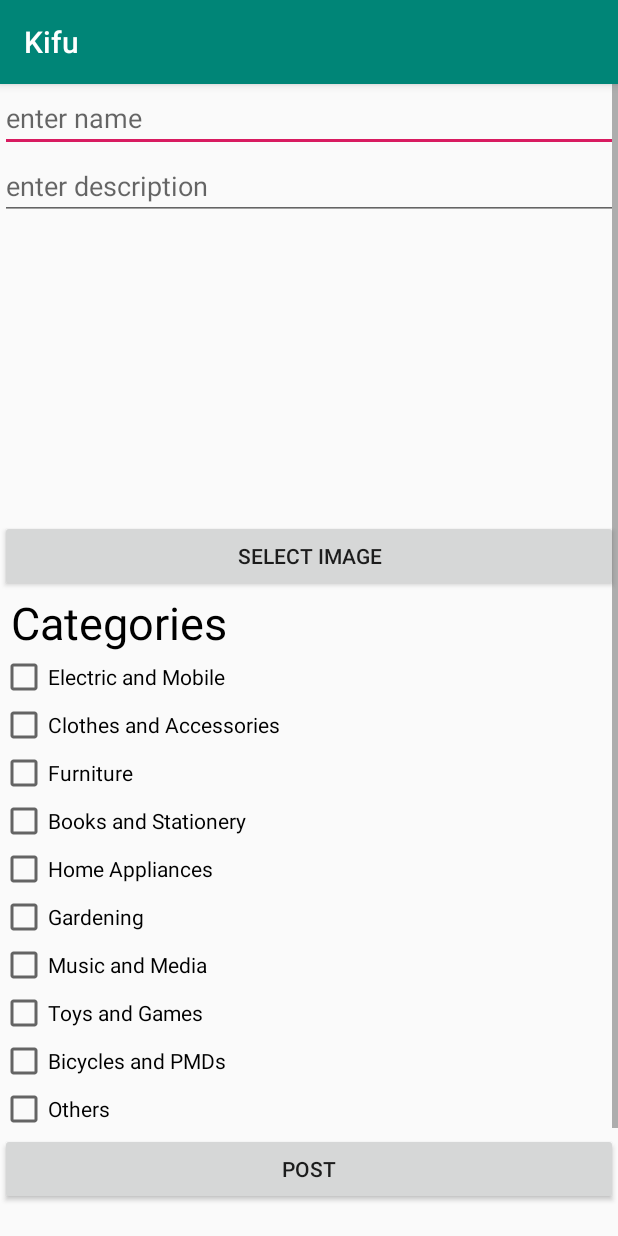
After one commit to shiinx/1D_Kifu, an Android app: the PostActivity screen opened directly, with no data from a screen before it, on a phone screen of 412 x 824 dp. The commit adds this screen. Run offline under Robolectric (Android 15) with nearby library versions, the phone set to English and light mode, and no system bars; our stand-ins replace Firebase (no records; nobody signed in at launch, a user with empty details on screens opened directly), Picasso; pictures from the network do not load.

Commit message:
Commit listings and postings

```diff
--- a/app/build.gradle
+++ b/app/build.gradle
@@ -44,6 +44,7 @@ dependencies {
     implementation 'com.google.android.gms:play-services-maps:17.0.0'
     implementation 'androidx.recyclerview:recyclerview:1.0.0'
     implementation 'androidx.cardview:cardview:1.0.0'
+    implementation 'com.squareup.picasso:picasso:2.5.2'
     implementation 'com.google.android.gms:play-services-maps:17.0.0'
 
     //CHAT sdk required
--- a/app/src/main/AndroidManifest.xml
+++ b/app/src/main/AndroidManifest.xml
@@ -47,6 +47,9 @@
             android:label="Edit Profile"
             android:parentActivityName=".MainActivity">
         </activity>
+    <activity android:name=".ListActivity"/>
+        <activity android:name=".PostActivity"/>
     </application>
 
+
 </manifest>
--- /dev/null
+++ b/app/src/main/java/com/Team3_6/kifu/PostActivity.java
@@ -0,0 +1,157 @@
+package com.Team3_6.kifu;
+
+import android.content.ContentResolver;
+import android.content.Intent;
+import android.net.Uri;
+import android.os.Bundle;
+import android.view.View;
+import android.webkit.MimeTypeMap;
+import android.widget.Button;
+import android.widget.CheckBox;
+import android.widget.EditText;
+import android.widget.ImageView;
+import android.widget.Toast;
+
+import androidx.annotation.Nullable;
+import androidx.appcompat.app.AppCompatActivity;
+
+import com.google.android.gms.tasks.OnSuccessListener;
+import com.google.firebase.database.DatabaseReference;
+import com.google.firebase.database.FirebaseDatabase;
+import com.google.firebase.storage.FirebaseStorage;
+import com.google.firebase.storage.StorageReference;
+import com.google.firebase.storage.UploadTask;
+import com.squareup.picasso.Picasso;
+
+import java.util.ArrayList;
+
+public class PostActivity extends AppCompatActivity {
+    private static final int PICK_IMAGE_REQUEST = 1;
+
+    private Button mButtonPost;
+    private Button mButtonSelectImage;
+    private EditText mEditTextTitle;
+    private EditText mEditTextDescription;
+    private ImageView imageView;
+
+    private ArrayList<String> categories;
+    private CheckBox ElectricAndMobile;
+    private CheckBox ClothesAndAccessories;
+    private CheckBox Furniture;
+    private CheckBox BooksAndStationery;
+    private CheckBox HomeAppliances;
+    private CheckBox Gardening;
+    private CheckBox MusicAndMedia;
+    private CheckBox ToysAndGames;
+    private CheckBox BicyclesAndPMDs;
+    private CheckBox Others;
+
+
+    private Uri mImageUri;
+
+    private StorageReference mStorageRef;
+    private DatabaseReference mDataRef;
+
+    @Override
+    protected void onCreate(@Nullable Bundle savedInstanceState) {
+        super.onCreate(savedInstanceState);
+        setContentView(R.layout.fragment_post);
+
+        mButtonSelectImage = findViewById(R.id.buttonSelectImage);
+        mButtonPost = findViewById(R.id.buttonPost);
+        mEditTextTitle = findViewById(R.id.image_title);
+        mEditTextDescription = findViewById(R.id.image_description);
+        imageView = findViewById((R.id.imageViewSelected));
+
+        ElectricAndMobile = findViewById(R.id.electric_and_mobile);
+        ClothesAndAccessories = findViewById(R.id.clothes_and_accessories);
+        Furniture = findViewById(R.id.furniture);
+        BooksAndStationery = findViewById(R.id.books_and_stationery);
+        HomeAppliances = findViewById(R.id.home_appliances);
+        Gardening = findViewById(R.id.gardening);
+        MusicAndMedia = findViewById(R.id.music_and_media);
+        ToysAndGames =  findViewById(R.id.toys_and_games);
+        BicyclesAndPMDs = findViewById(R.id.bicycles_and_pmds);
+        Others = findViewById(R.id.others);
+        categories = new ArrayList<>();
+
+
+        for(String category:categories){
+            mStorageRef = FirebaseStorage.getInstance().getReference(category);
+            mDataRef = FirebaseDatabase.getInstance().getReference(category);
+
+        mButtonSelectImage.setOnClickListener(new View.OnClickListener() {
+            @Override
+            public void onClick(View v) {
+                openFileChooser();
+            }
+        });
+        mButtonPost.setOnClickListener(new View.OnClickListener() {
+            @Override
+            public void onClick(View v) {
+                if (ElectricAndMobile.isChecked()){categories.add("Electric and Mobile");}
+                if(ClothesAndAccessories.isChecked()){categories.add("Clothes and Accessories");}
+                if (Furniture.isChecked()){categories.add("Furniture");}
+                if (BooksAndStationery.isChecked()){categories.add("Books and Stationery");}
+                if (HomeAppliances.isChecked()){categories.add("Home Appliances");}
+                if (Gardening.isChecked()){categories.add("Gardening");}
+                if (MusicAndMedia.isChecked()){categories.add("Music and Media");}
+                if (ToysAndGames.isChecked()){categories.add("Toys and Games");}
+                if (BicyclesAndPMDs.isChecked()){categories.add("Bicycles and PMDs");}
+                if (Others.isChecked()){categories.add("Others");}
+                uploadFile();
+                /**also wanna implement goToHomeFragment(); but unsure of how to do so*/
+            }
+        });
+
+        }
+    }
+    private void openFileChooser(){
+        Intent intent = new Intent();
+        intent.setType("image/*");
+        intent.setAction(Intent.ACTION_GET_CONTENT);
+        startActivityForResult(intent, PICK_IMAGE_REQUEST);
+    }
+
+    /**@Override
+    protected void onActivityResult(int requestCode, int resultCode, @Nullable Intent data) {
+        super.onActivityResult(requestCode, resultCode, data);
+        if (requestCode == PICK_IMAGE_REQUEST && resultCode == RESULT_OK
+        && data != null && data.getData() != null){
+            mImageUri = data.getData();
+            Picasso.with(this).load(mImageUri).into(imageView);
+        }
+    }*/
+    @Override
+    protected void onActivityResult(int requestCode, int resultCode, @Nullable Intent data) {
+        super.onActivityResult(requestCode, resultCode, data);
+        mImageUri = data.getData();
+        Picasso.with(this).load(mImageUri).into(imageView);
+    }
+
+    private String getFileExtension(Uri uri){
+        ContentResolver cR = getContentResolver();
+        MimeTypeMap mime = MimeTypeMap.getSingleton();
+        return mime.getExtensionFromMimeType(cR.getType(uri));
+    }
+    private void uploadFile(){
+        if(mImageUri != null){
+            StorageReference fileRef = mStorageRef.child(mEditTextTitle.getText().toString() + "." + getFileExtension(mImageUri));
+            fileRef.putFile(mImageUri).addOnSuccessListener(new OnSuccessListener<UploadTask.TaskSnapshot>() {
+                @Override
+                public void onSuccess(UploadTask.TaskSnapshot taskSnapshot) {
+                    Uploads upload = new Uploads(mEditTextTitle.getText().toString().trim(), taskSnapshot.getMetadata().getReference().getDownloadUrl().toString());
+                    String uploadID = mDataRef.push().getKey();
+                    mDataRef.child(uploadID).setValue(upload);
+
+                }
+            });
+        }else{
+            Toast.makeText(this, "No file selected", Toast.LENGTH_SHORT).show();
+        }
+    }
+    private void goToHomeFragment(){
+        Intent i = new Intent(this, HomeFragment.class);
+        startActivity(i);
+    }
+}
--- a/app/src/main/java/com/Team3_6/kifu/PostFragment.java
+++ b/app/src/main/java/com/Team3_6/kifu/PostFragment.java
@@ -20,11 +20,11 @@ public class PostFragment extends Fragment {
     }
 
 
-    @Override
+    /**@Override
     public View onCreateView(LayoutInflater inflater, ViewGroup container,
                              Bundle savedInstanceState) {
         // Inflate the layout for this fragment
-        return inflater.inflate(R.layout.fragment_post, container, false);
-    }
+        //return inflater.inflate(R.layout.fragment_post, container, false);
+    }*/
 
 }
--- a/app/src/main/res/layout/fragment_post.xml
+++ b/app/src/main/res/layout/fragment_post.xml
@@ -1,13 +1,116 @@
 <?xml version="1.0" encoding="utf-8"?>
-<FrameLayout xmlns:android="http://schemas.android.com/apk/res/android"
+<LinearLayout xmlns:android="http://schemas.android.com/apk/res/android"
     xmlns:tools="http://schemas.android.com/tools"
     android:layout_width="match_parent"
     android:layout_height="match_parent"
-    tools:context=".PostFragment">
+    xmlns:app="http://schemas.android.com/apk/res-auto"
+    android:orientation="vertical"
+    tools:context=".PostActivity"
+    app:layout_constraintBottom_toBottomOf="parent"
+    app:layout_constraintEnd_toEndOf="parent"
+    app:layout_constraintStart_toStartOf="parent"
+    app:layout_constraintTop_toTopOf="parent">
 
     <!-- TODO: Update blank fragment layout -->
-    <TextView
+    <ScrollView
         android:layout_width="match_parent"
-        android:layout_height="match_parent"
-        android:text="Post Layout Here" />
-</FrameLayout>
+        android:layout_height="match_parent">
+
+        <LinearLayout
+            android:layout_width="match_parent"
+            android:layout_height="wrap_content"
+            android:orientation="vertical" >
+            <EditText
+                android:id="@+id/image_title"
+                android:layout_width="match_parent"
+                android:layout_height="wrap_content"
+                android:hint="enter name" />
+            <EditText
+                android:id="@+id/image_description"
+                android:layout_width="match_parent"
+                android:layout_height="wrap_content"
+                android:hint="enter description" />
+            <ImageView
+                android:id="@+id/imageViewSelected"
+                android:layout_width="wrap_content"
+                android:layout_height="200dp" />
+            <Button
+                android:id="@+id/buttonSelectImage"
+                android:layout_width="match_parent"
+                android:layout_height="wrap_content"
+                android:text="select image" />
+
+            <TextView
+                android:id="@+id/category_label"
+                android:layout_width="match_parent"
+                android:layout_height="wrap_content"
+                android:paddingHorizontal="7sp"
+                android:text="Categories"
+                android:textColor="#000"
+                android:textSize="30sp" />
+
+            <CheckBox
+                android:id="@+id/electric_and_mobile"
+                android:layout_width="match_parent"
+                android:layout_height="wrap_content"
+                android:text="Electric and Mobile" />
+            <CheckBox
+                android:id="@+id/clothes_and_accessories"
+                android:layout_width="match_parent"
+                android:layout_height="wrap_content"
+                android:text="Clothes and Accessories" />
+            <CheckBox
+                android:id="@+id/furniture"
+                android:layout_width="match_parent"
+                android:layout_height="wrap_content"
+                android:text="Furniture" />
+            <CheckBox
+                android:id="@+id/books_and_stationery"
+                android:layout_width="match_parent"
+                android:layout_height="wrap_content"
+                android:text="Books and Stationery" />
+            <CheckBox
+                android:id="@+id/home_appliances"
+                android:layout_width="match_parent"
+                android:layout_height="wrap_content"
+                android:text="Home Appliances" />
+            <CheckBox
+                android:id="@+id/gardening"
+                android:layout_width="match_parent"
+                android:layout_height="wrap_content"
+                android:text="Gardening" />
+            <CheckBox
+                android:id="@+id/music_and_media"
+                android:layout_width="match_parent"
+                android:layout_height="wrap_content"
+                android:text="Music and Media" />
+            <CheckBox
+                android:id="@+id/toys_and_games"
+                android:layout_width="match_parent"
+                android:layout_height="wrap_content"
+                android:text="Toys and Games" />
+            <CheckBox
+                android:id="@+id/bicycles_and_pmds"
+                android:layout_width="match_parent"
+                android:layout_height="wrap_content"
+                android:text="Bicycles and PMDs" />
+            <CheckBox
+                android:id="@+id/others"
+                android:layout_width="match_parent"
+                android:layout_height="wrap_content"
+                android:text="Others" />
+
+            <Button
+                android:id="@+id/buttonPost"
+                android:layout_width="match_parent"
+                android:layout_height="wrap_content"
+                android:text="Post" />
+            <ImageView
+                android:id="@+id/spacer"
+                android:layout_width="wrap_content"
+                android:layout_height="100dp" />
+        </LinearLayout>
+    </ScrollView>
+
+
+</LinearLayout>
```
Also changed, not shown: app/src/main/java/com/Team3_6/kifu/ImageAdapter.java (added, +58 -0 lines), app/src/main/java/com/Team3_6/kifu/ListActivity.java (added, +57 -0 lines), app/src/main/java/com/Team3_6/kifu/Uploads.java (added, +26 -0 lines), app/src/main/res/layout/activity_list.xml (added, +13 -0 lines), app/src/main/res/layout/list_item.xml (added, +29 -0 lines).
